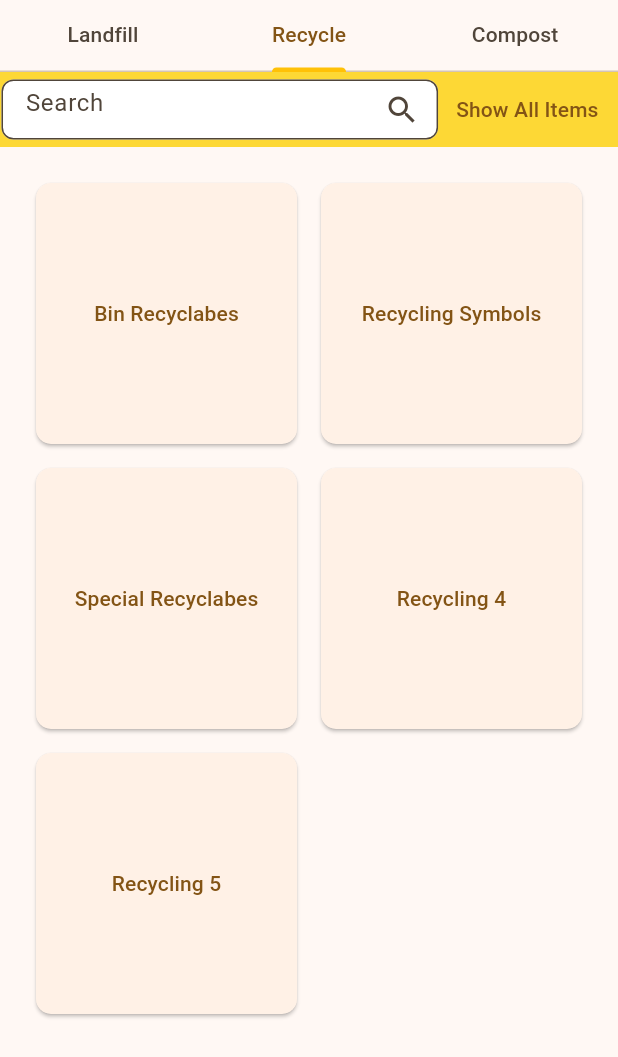
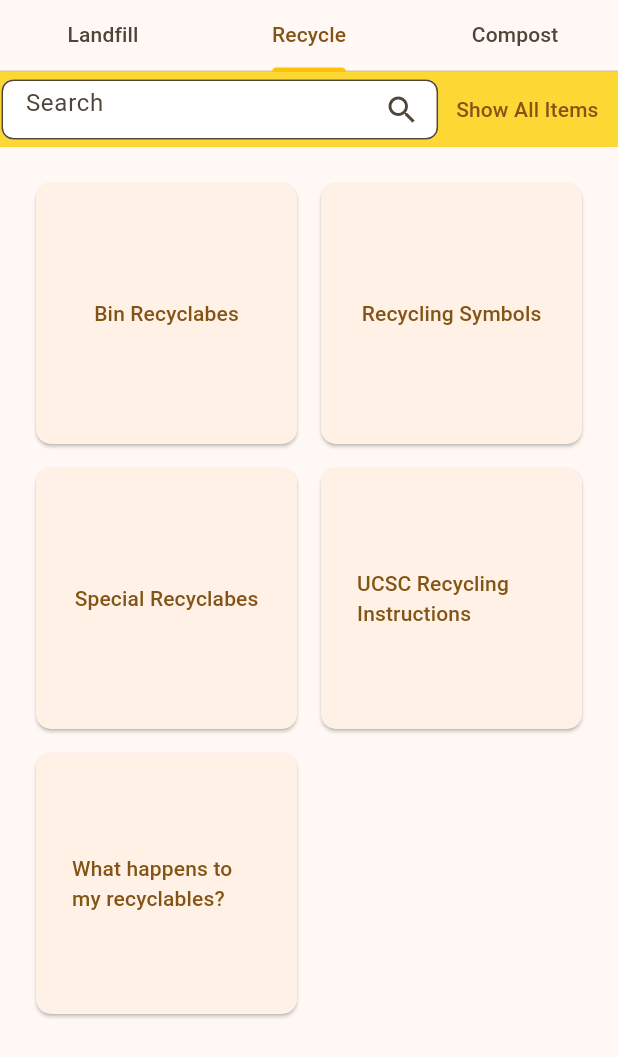
Before and after one commit to icecoldsprite1/SLUGarbage, a Flutter app: the InfoPage screen opened directly, tab 2 chosen, on a phone screen of 412 x 824 dp. Shown: the top 1057 px of the screen. Run offline on Flutter 3.47's test engine with Material 3 defaults, Android fonts, the light colour scheme and no system bars; our stand-ins replace firebase_auth, firebase_core, go_router; missing offline and left inert: firebase_ui_auth, flutter_osm_plugin; accounts and stored records are empty.

Commit message:
all recylable buttons

```diff
--- a/lib/info_page.dart
+++ b/lib/info_page.dart
@@ -124,18 +124,18 @@ class _InfoPageState extends State<InfoPage>
           // For example:
           print('Button 4 on Tab 2 clicked!');
           appState.addPoints();
-          appState.addRecent('Recycling 4');
+          appState.addRecent('UCSC Recycling Instructions');
         },
         () {
           // Functionality for button 1 on Tab 2
           // For example:
           print('Button 5 on Tab 2 clicked!');
           appState.addPoints();
-          appState.addRecent('Recycling 5');
+          appState.addRecent('What happens to my recyclables?');
         },
         // Define other button actions for Tab 2 here
       ];
-      buttonNames = ['Bin Recyclabes', 'Recycling Symbols', 'Special Recyclabes', 'Recycling 4', 'Recycling 5'];
+      buttonNames = ['Bin Recyclabes', 'Recycling Symbols', 'Special Recyclabes', 'UCSC Recycling Instructions', 'What happens to my recyclables?'];
     } else if (tabNumber == 3) {
       buttonActions = [
         () {
```
